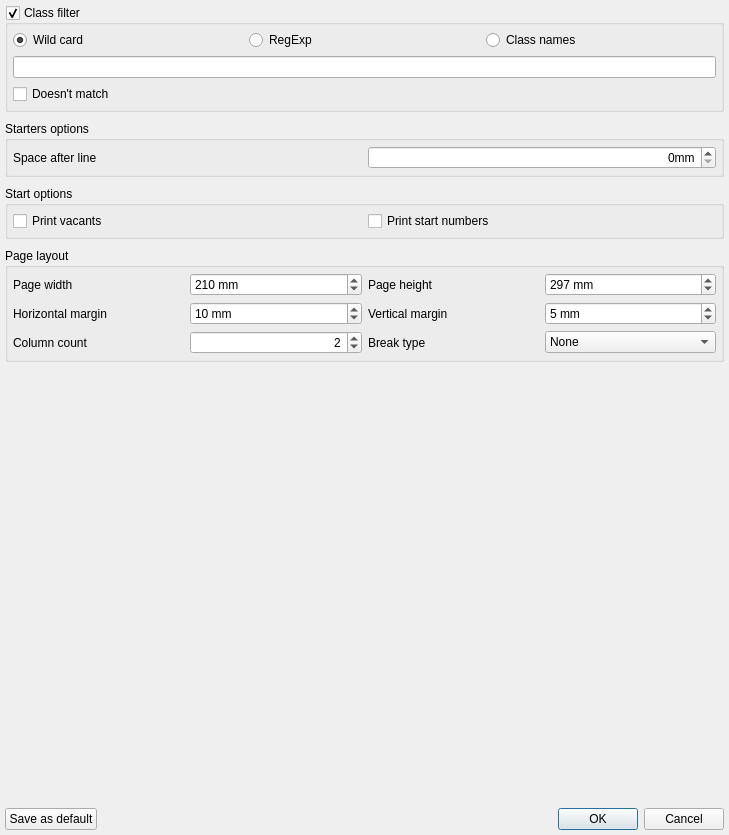
The window that libquickevent/libquickeventgui/src/reportoptionsdialog.ui (Quick-Event/quickbox) describes before a commit, drawn with Qt 5.
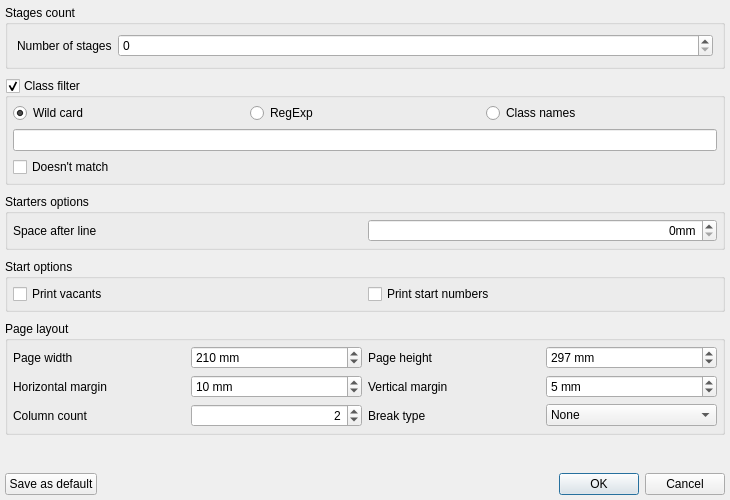
The same window after the commit.

Commit message: Start list - by classes & clubs with Bibs, N stage with Bibs, N stages with better selection dlg.

The edit to the form file:
```diff
--- a/libquickevent/libquickeventgui/src/reportoptionsdialog.ui
+++ b/libquickevent/libquickeventgui/src/reportoptionsdialog.ui
@@ -6,8 +6,8 @@
    <rect>
     <x>0</x>
     <y>0</y>
-    <width>729</width>
-    <height>835</height>
+    <width>730</width>
+    <height>500</height>
    </rect>
   </property>
   <property name="windowTitle">
@@ -29,6 +29,25 @@
    <property name="bottomMargin">
     <number>5</number>
    </property>
+   <item>
+    <widget class="QGroupBox" name="grpStages">
+     <property name="title">
+      <string>Stages count</string>
+     </property>
+     <layout class="QFormLayout" name="formLayout">
+      <item row="0" column="0">
+       <widget class="QLabel" name="label_8">
+        <property name="text">
+         <string>Number of stages</string>
+        </property>
+       </widget>
+      </item>
+      <item row="0" column="1">
+       <widget class="QSpinBox" name="edStagesCount"/>
+      </item>
+     </layout>
+    </widget>
+   </item>
    <item>
     <widget class="QGroupBox" name="grpClassFilter">
      <property name="title">
```
Left out of the diff: 10 changed lines with no effect on the pictures. The commit also changes 7 other files.
